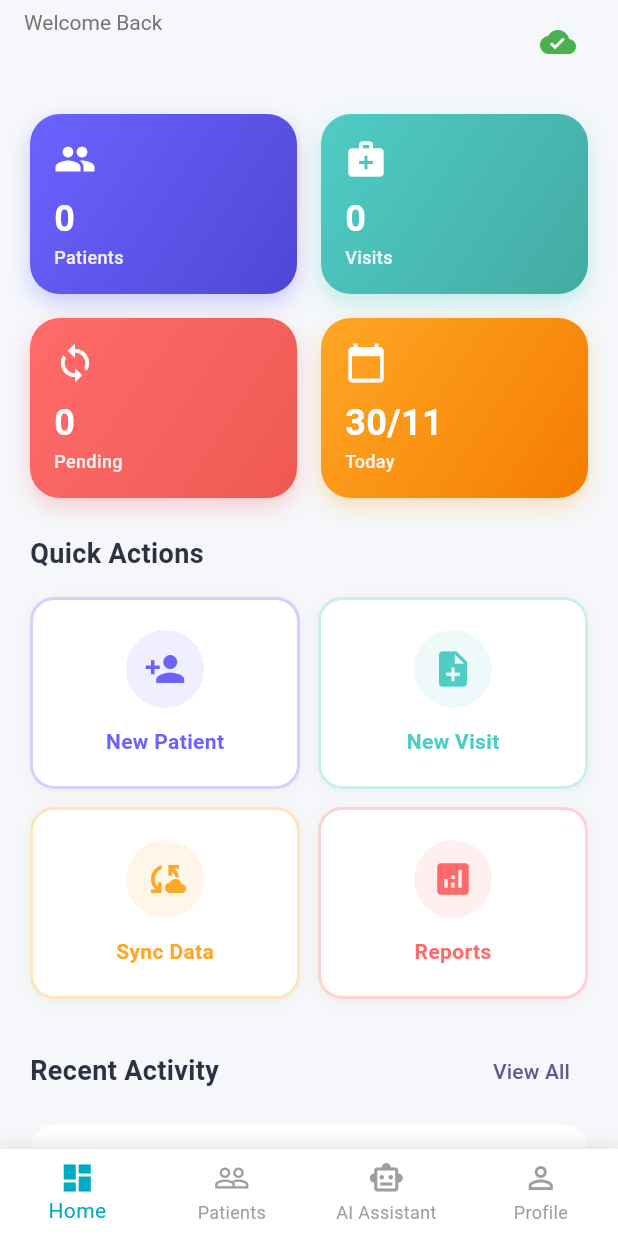
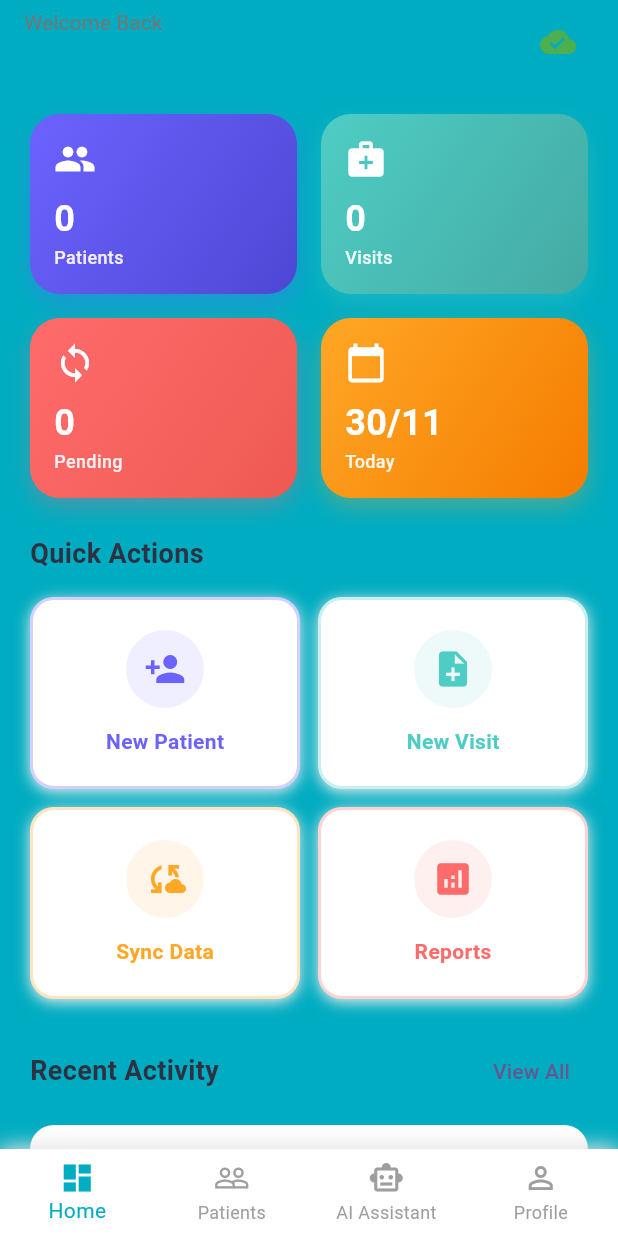
Before and after one commit to mwangaza12/ehr, a Flutter app: the screen it shows once a user with an empty profile is signed in, on a phone screen of 412 x 824 dp. Run offline on Flutter 3.47's test engine with Material 3 defaults, Android fonts, the phone set to English and light mode, and no system bars; our stand-ins replace cloud_firestore, connectivity_plus, firebase_auth, firebase_core, sqflite; accounts and stored records are empty.

Commit message:
refactor: Dashboard Appbar white to primary color

```diff
--- a/lib/screens/home/dashboard.dart
+++ b/lib/screens/home/dashboard.dart
@@ -49,7 +49,7 @@ class _DashboardState extends State<Dashboard> {
 
   Widget _buildHome() {
     return Scaffold(
-      backgroundColor: const Color(0xFFF5F7FA),
+      backgroundColor: AppColors.primaryDark,
       appBar: AppBar(
         elevation: 0,
         backgroundColor: Colors.transparent,
```
